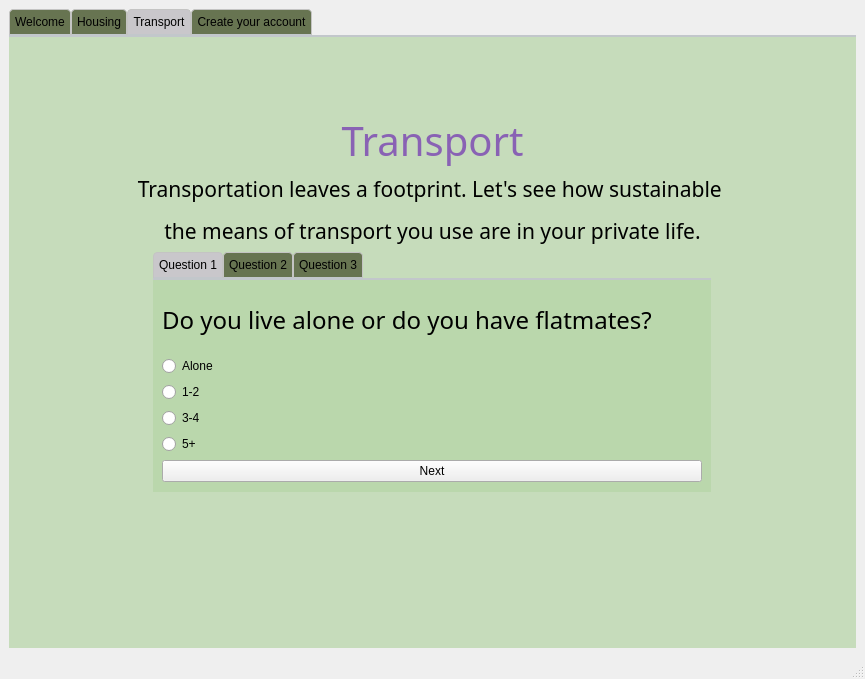
The window that C201_NewBeginnings/newBeginnings/mainwindow.ui (cgneo/CarbonTracker) describes before a commit, drawn with Qt 5.
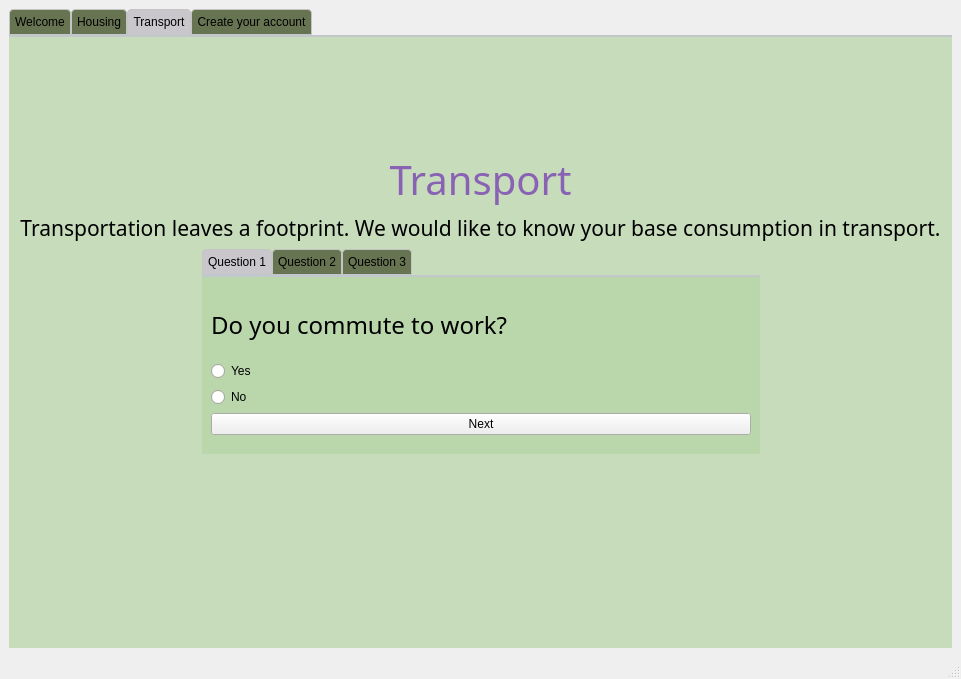
The same window after the commit. The open tabs and pages were chosen to show the change.

Commit message: Last edits before end of class

Patch:
```diff
--- a/C201_NewBeginnings/newBeginnings/mainwindow.ui
+++ b/C201_NewBeginnings/newBeginnings/mainwindow.ui
@@ -733,7 +733,7 @@
                    </font>
                   </property>
                   <property name="text">
-                   <string>&lt;html&gt;&lt;head/&gt;&lt;body&gt;&lt;p align=&quot;center&quot;&gt;Transportation leaves a footprint. Let's see how sustainable &lt;/p&gt;&lt;p align=&quot;center&quot;&gt;the means of transport you use are in your private life.&lt;/p&gt;&lt;/body&gt;&lt;/html&gt;</string>
+                   <string>&lt;html&gt;&lt;head/&gt;&lt;body&gt;&lt;p align=&quot;center&quot;&gt;Transportation leaves a footprint. We would like to know your base consumption in transport.&lt;/p&gt;&lt;/body&gt;&lt;/html&gt;</string>
                   </property>
                   <property name="textFormat">
                    <enum>Qt::RichText</enum>
@@ -790,7 +790,7 @@
                          </font>
                         </property>
                         <property name="text">
-                         <string>&lt;html&gt;&lt;head/&gt;&lt;body&gt;&lt;p&gt;&lt;span style=&quot; font-size:18pt;&quot;&gt;Do you live alone or do you have flatmates?&lt;/span&gt;&lt;/p&gt;&lt;/body&gt;&lt;/html&gt;</string>
+                         <string>&lt;html&gt;&lt;head/&gt;&lt;body&gt;&lt;p&gt;&lt;span style=&quot; font-size:18pt;&quot;&gt;Do you commute to work?&lt;/span&gt;&lt;/p&gt;&lt;/body&gt;&lt;/html&gt;</string>
                         </property>
                        </widget>
                       </item>
@@ -799,28 +799,14 @@
                         <item>
                          <widget class="QRadioButton" name="radioButton_13">
                           <property name="text">
-                           <string>Alone</string>
+                           <string>Yes</string>
                           </property>
                          </widget>
                         </item>
                         <item>
                          <widget class="QRadioButton" name="radioButton_14">
                           <property name="text">
-                           <string>1-2</string>
-                          </property>
-                         </widget>
-                        </item>
-                        <item>
-                         <widget class="QRadioButton" name="radioButton_15">
-                          <property name="text">
-                           <string>3-4</string>
-                          </property>
-                         </widget>
-                        </item>
-                        <item>
-                         <widget class="QRadioButton" name="radioButton_16">
-                          <property name="text">
-                           <string>5+</string>
+                           <string>No</string>
                           </property>
                          </widget>
                         </item>
```
Left out of the diff: 34 changed lines with no effect on the pictures.
